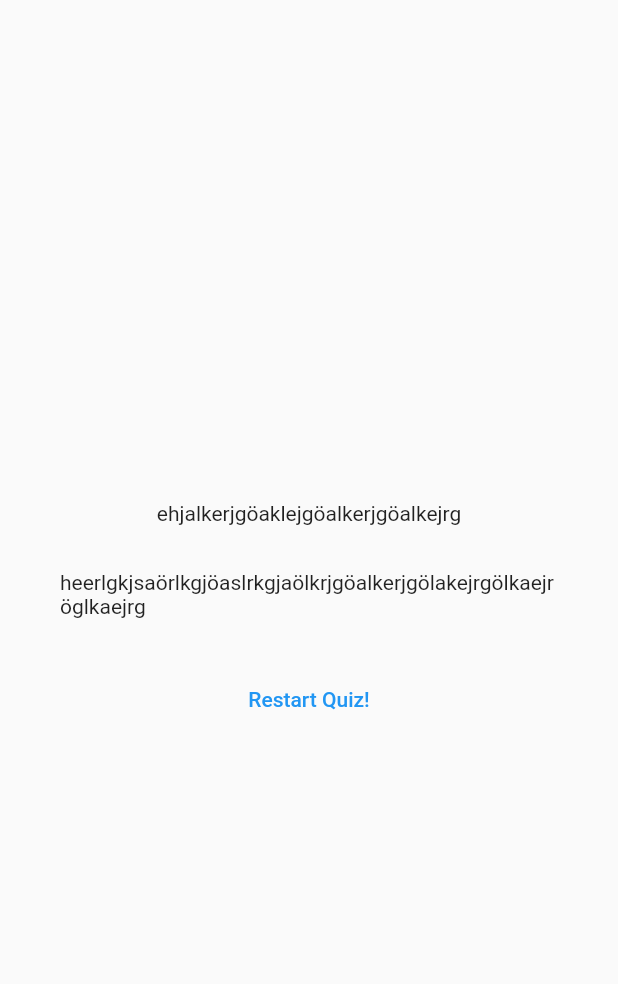
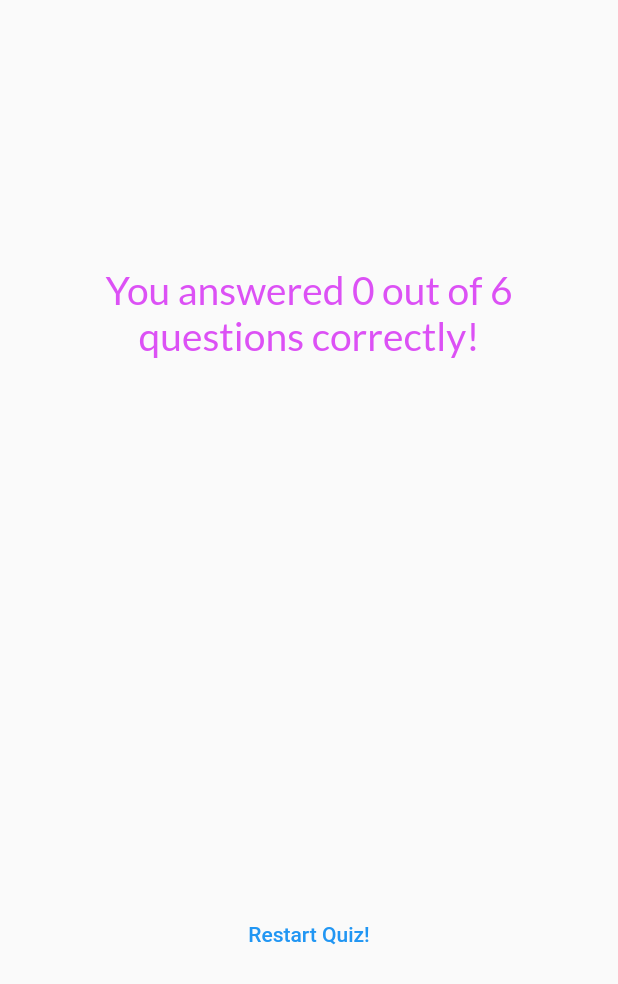
Before and after one commit to stratosfloor/quiz-app, a Flutter app: the ResultScreen widget shown alone on an empty page, opened directly with empty values, on a phone screen of 412 x 824 dp. Shown: the top 984 px of the screen. Run offline on Flutter 3.47's test engine with Material 2 defaults, Android fonts, the phone set to English and light mode, and no system bars; our stand-ins replace google_fonts.

Commit message:
Added styling for question summary

```diff
--- a/lib/quiz.dart
+++ b/lib/quiz.dart
@@ -18,6 +18,7 @@ class _QuizState extends State<Quiz> {
 
   void switchScreen(String screen) {
     setState(() {
+      if (screen == 'quiz') selectedAnswers = [];
       activeScreen = screen;
     });
   }
@@ -25,7 +26,6 @@ class _QuizState extends State<Quiz> {
   void chooseAnswer(String answer) {
     selectedAnswers.add(answer);
     if (selectedAnswers.length == questions.length) {
-      selectedAnswers = [];
       switchScreen('results');
     }
   }
--- a/lib/results_screen.dart
+++ b/lib/results_screen.dart
@@ -1,4 +1,7 @@
 import 'package:flutter/material.dart';
+import 'package:quiz_app/data/questions.dart';
+import 'package:quiz_app/questions_summary.dart';
+import 'package:quiz_app/styled_text.dart';
 
 class ResultScreen extends StatelessWidget {
   const ResultScreen({
@@ -8,10 +11,29 @@ class ResultScreen extends StatelessWidget {
 
   final List<String> chosenAnswers;
 
-  List<Map<String, Object>> getSummaryData() {}
+  List<Map<String, Object>> getSummaryData() {
+    final List<Map<String, Object>> summary = [];
+
+    for (var i = 0; i < chosenAnswers.length; i++) {
+      summary.add({
+        'question_index': i,
+        'question': questions[i].question,
+        'correct_answer': questions[i].answers[0],
+        'user_answer': chosenAnswers[i],
+      });
+    }
+
+    return summary;
+  }
 
   @override
   Widget build(context) {
+    final summaryData = getSummaryData();
+    final numTotalQuestions = questions.length;
+    final numCorrectQuestions = summaryData
+        .where((data) => data['user_answer'] == data['correct_answer'])
+        .length;
+
     return SizedBox(
       width: double.infinity,
       child: Container(
@@ -19,10 +41,14 @@ class ResultScreen extends StatelessWidget {
         child: Column(
           mainAxisAlignment: MainAxisAlignment.center,
           children: [
-            const Text('ehjalkerjgöaklejgöalkerjgöalkejrg'),
+            StyledText(
+              text:
+                  'You answered $numCorrectQuestions out of $numTotalQuestions questions correctly!',
+              size: 26,
+              color: const Color.fromARGB(255, 220, 81, 245),
+            ),
             const SizedBox(height: 30),
-            const Text(
-                'heerlgkjsaörlkgjöaslrkgjaölkrjgöalkerjgölakejrgölkaejröglkaejrg'),
+            QuestionsSummary(summaryData: summaryData),
             const SizedBox(height: 30),
             TextButton(onPressed: () {}, child: Text('Restart Quiz!'))
           ],
--- a/lib/styled_text.dart
+++ b/lib/styled_text.dart
@@ -11,10 +11,13 @@ class StyledText extends StatelessWidget {
 
   @override
   Widget build(context) {
-    return (Text(text,
-        style: GoogleFonts.lato(
-          color: color,
-          fontSize: size,
-        )));
+    return (Text(
+      text,
+      textAlign: TextAlign.center,
+      style: GoogleFonts.lato(
+        color: color,
+        fontSize: size,
+      ),
+    ));
   }
 }
```
Also changed, not shown: lib/questions_summary.dart (added, +82 -0 lines).
